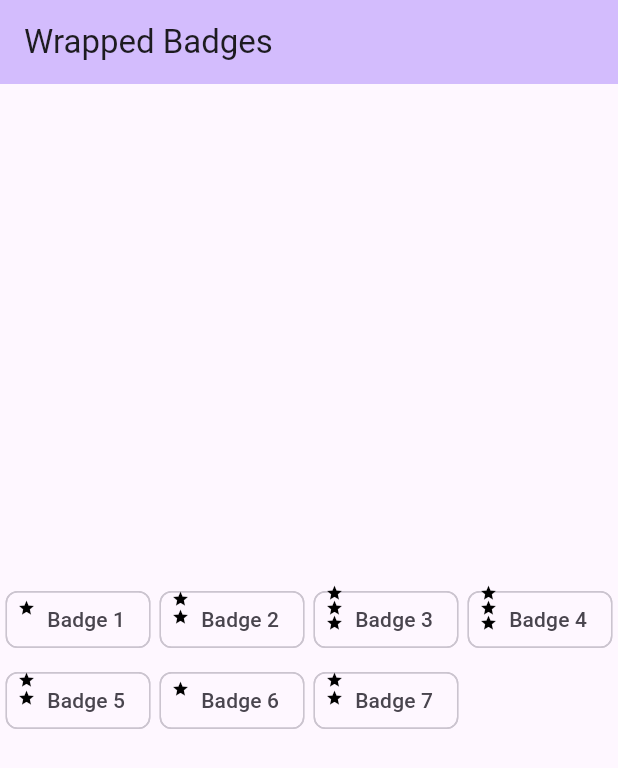
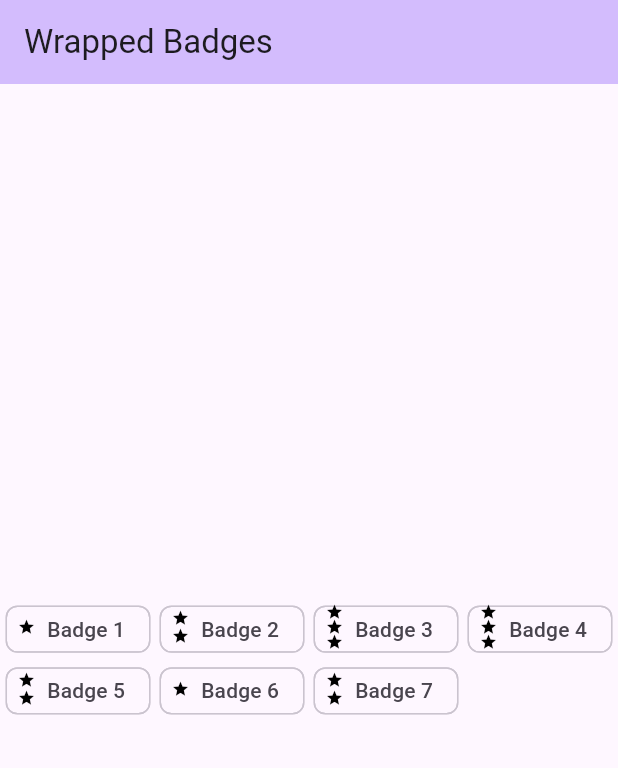
Before and after one commit to philipmjohnson/fluttermonarchlayout, a Flutter app: the screen it shows after launch, on a phone screen of 412 x 824 dp. Shown: the top 768 px of the screen. Run offline on Flutter 3.47's test engine with Material 2 defaults, Android fonts, the phone set to English and light mode, and no system bars.

Commit message:
Update badge_icon.dart

```diff
--- a/lib/badge_icon.dart
+++ b/lib/badge_icon.dart
@@ -31,7 +31,9 @@ class BadgeIcon extends StatelessWidget {
       padding: const EdgeInsets.all(3.0),
       child: Stack(
         children: [
-          Chip(label: Text('   $name')),
+          Chip(
+              visualDensity: const VisualDensity(vertical: -3.2),
+              label: Text('   $name')),
           ...dots,
         ],
       ),
```
